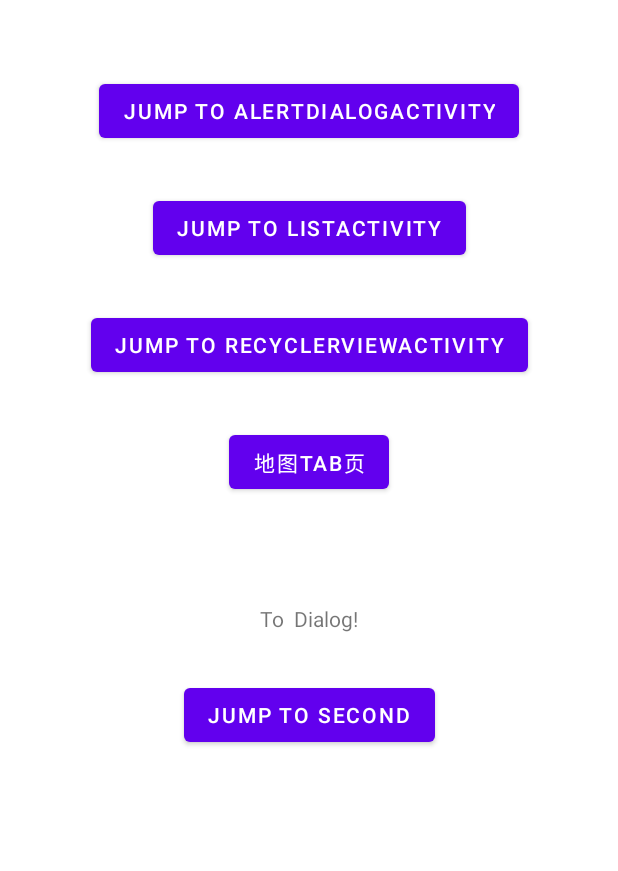
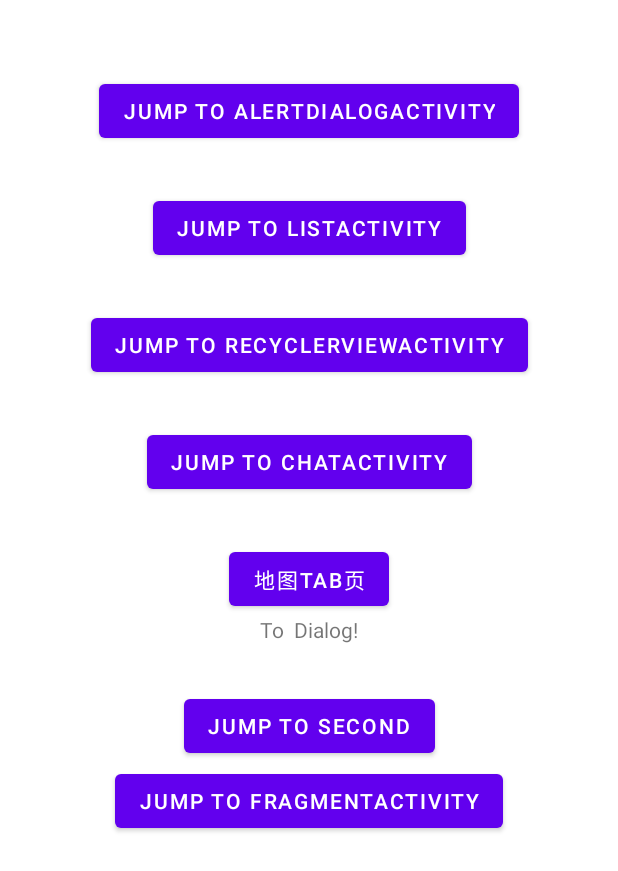
Before and after one commit to pengxiyang/hellokotlin, an Android app: the screen it shows after launch (MainActivity), on a phone screen of 412 x 824 dp. Shown: the top 871 px of the screen. Run offline under Robolectric (Android 15) with nearby library versions, the light colour scheme and no system bars.

Commit message:
1.聊天界面。 2.密封类。 3.fragment

```diff
--- a/app/src/main/AndroidManifest.xml
+++ b/app/src/main/AndroidManifest.xml
@@ -40,6 +40,7 @@
             />
         <activity android:name=".activity.RecyclerViewActivity"/>
         <activity android:name=".activity.ChatActivity"/>
+        <activity android:name=".activity.TestFragmentActivity"/>
     </application>
 
 </manifest>
--- a/app/src/main/res/layout/activity_main.xml
+++ b/app/src/main/res/layout/activity_main.xml
@@ -5,49 +5,57 @@
     android:layout_width="match_parent"
     android:layout_height="match_parent"
     tools:context=".MainActivity">
+
     <Button
         android:id="@+id/bt_dialog"
         android:layout_width="wrap_content"
         android:layout_height="wrap_content"
+        android:layout_marginTop="50dp"
         android:text="jump to AlertDialogActivity"
-        android:layout_marginTop="50dp"
         app:layout_constraintLeft_toLeftOf="parent"
         app:layout_constraintRight_toRightOf="parent"
-        app:layout_constraintTop_toTopOf="parent"
-        />
+        app:layout_constraintTop_toTopOf="parent" />
+
     <Button
         android:id="@+id/bt_listview"
         android:layout_width="wrap_content"
         android:layout_height="wrap_content"
+        android:layout_marginTop="30dp"
         android:text="jump to ListActivity"
-        android:layout_marginTop="30dp"
         app:layout_constraintLeft_toLeftOf="parent"
         app:layout_constraintRight_toRightOf="parent"
-        app:layout_constraintTop_toBottomOf="@id/bt_dialog"
-        />
+        app:layout_constraintTop_toBottomOf="@id/bt_dialog" />
+
     <Button
         android:id="@+id/bt_rv"
         android:layout_width="wrap_content"
         android:layout_height="wrap_content"
+        android:layout_marginTop="30dp"
         android:text="jump to RecyclerViewActivity"
-        android:layout_marginTop="30dp"
         app:layout_constraintLeft_toLeftOf="parent"
         app:layout_constraintRight_toRightOf="parent"
-        app:layout_constraintTop_toBottomOf="@id/bt_listview"
-        />
+        app:layout_constraintTop_toBottomOf="@id/bt_listview" />
+
+    <Button
+        android:id="@+id/bt_chat"
+        android:layout_width="wrap_content"
+        android:layout_height="wrap_content"
+        android:layout_marginTop="30dp"
+        android:text="jump to ChatActivity"
+        app:layout_constraintLeft_toLeftOf="parent"
+        app:layout_constraintRight_toRightOf="parent"
+        app:layout_constraintTop_toBottomOf="@id/bt_rv" />
+
 
     <Button
         android:id="@+id/bt_map"
         android:layout_width="wrap_content"
         android:layout_height="wrap_content"
+        android:layout_marginTop="30dp"
         android:text="地图Tab页"
-        android:layout_marginTop="30dp"
         app:layout_constraintLeft_toLeftOf="parent"
         app:layout_constraintRight_toRightOf="parent"
-        app:layout_constraintTop_toBottomOf="@id/bt_rv"
-        />
-
-
+        app:layout_constraintTop_toBottomOf="@id/bt_chat" />
 
 
     <TextView
@@ -55,20 +63,33 @@
         android:layout_width="wrap_content"
         android:layout_height="wrap_content"
         android:text="To  Dialog!"
-        app:layout_constraintBottom_toBottomOf="parent"
         app:layout_constraintLeft_toLeftOf="parent"
         app:layout_constraintRight_toRightOf="parent"
-        app:layout_constraintTop_toTopOf="parent" />
+        app:layout_constraintTop_toBottomOf="@id/bt_map"
+      />
+
     <Button
         android:id="@+id/bt"
         android:layout_width="wrap_content"
         android:layout_height="wrap_content"
+        android:layout_marginTop="50dp"
         android:text="Jump to Second"
-        app:layout_constraintTop_toTopOf="@id/text"
-        android:layout_marginTop="50dp"
         app:layout_constraintLeft_toLeftOf="parent"
         app:layout_constraintRight_toRightOf="parent"
+        app:layout_constraintTop_toTopOf="@id/text"
+
+        />
+    <Button
+        android:id="@+id/bt_fragment"
+        android:layout_width="wrap_content"
+        android:layout_height="wrap_content"
+        android:layout_marginTop="50dp"
+        android:text="Jump to FragmentActivity"
+        app:layout_constraintLeft_toLeftOf="parent"
+        app:layout_constraintRight_toRightOf="parent"
+        app:layout_constraintTop_toTopOf="@id/bt"
 
         />
 
+
 </androidx.constraintlayout.widget.ConstraintLayout>
--- /dev/null
+++ b/app/src/main/res/layout/activity_new_main.xml
@@ -0,0 +1,6 @@
+<?xml version="1.0" encoding="utf-8"?>
+<androidx.constraintlayout.widget.ConstraintLayout
+    xmlns:android="http://schemas.android.com/apk/res/android" android:layout_width="match_parent"
+    android:layout_height="match_parent">
+
+</androidx.constraintlayout.widget.ConstraintLayout>
```
Also changed, not shown: app/src/main/java/com/test/hellokotlin/Helper.kt (+8 -0 lines), app/src/main/java/com/test/hellokotlin/MainActivity.kt (+7 -0 lines), app/src/main/java/com/test/hellokotlin/NewMainActivity.kt (added, +16 -0 lines), app/src/main/java/com/test/hellokotlin/activity/ChatActivity.kt (+50 -1 lines), app/src/main/java/com/test/hellokotlin/activity/TestFragmentActivity.kt (added, +42 -0 lines), app/src/main/java/com/test/hellokotlin/adapter/MsgAdapter.kt (added, +51 -0 lines), app/src/main/java/com/test/hellokotlin/common/Result.kt (added, +18 -0 lines), app/src/main/java/com/test/hellokotlin/fragment/AnotherRightFragment.kt (added, +27 -0 lines), app/src/main/java/com/test/hellokotlin/fragment/LeftFragment.kt (added, +30 -0 lines), app/src/main/java/com/test/hellokotlin/fragment/RightFragment.kt (added, +28 -0 lines), app/src/main/java/com/test/hellokotlin/fragment/TestFragment.kt (+9 -4 lines), app/src/main/java/com/test/hellokotlin/holder/MsgViewHolder.kt (added, +22 -0 lines), app/src/main/res/layout/activity_chat.xml (+6 -3 lines), app/src/main/res/layout/activity_test_fragment.xml (added, +18 -0 lines), 3 more files.
